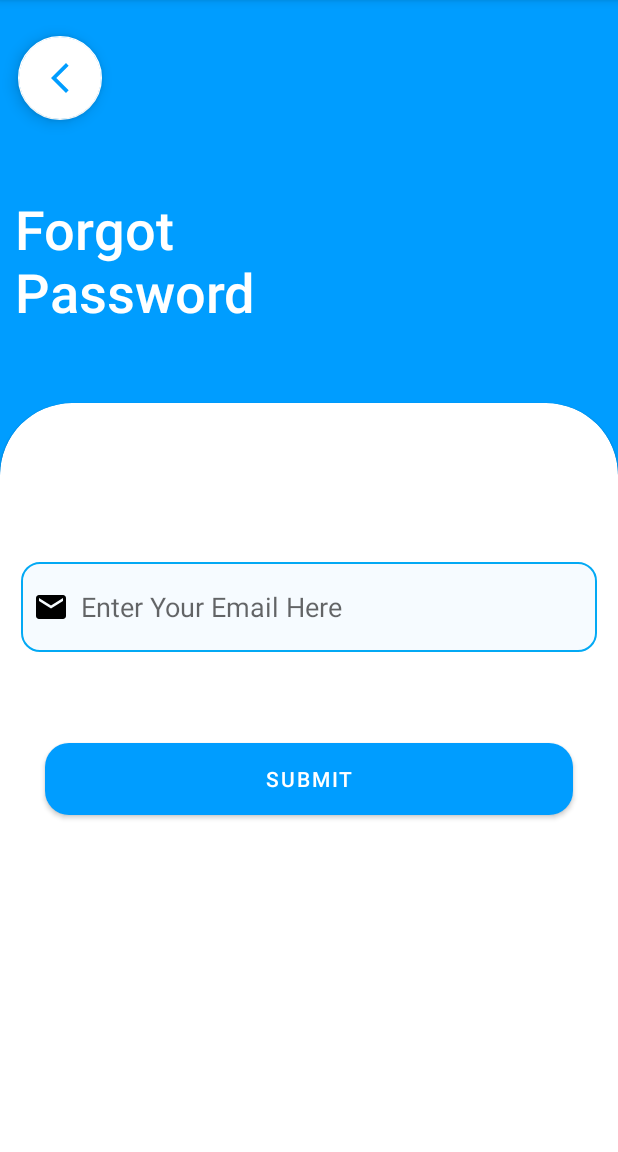
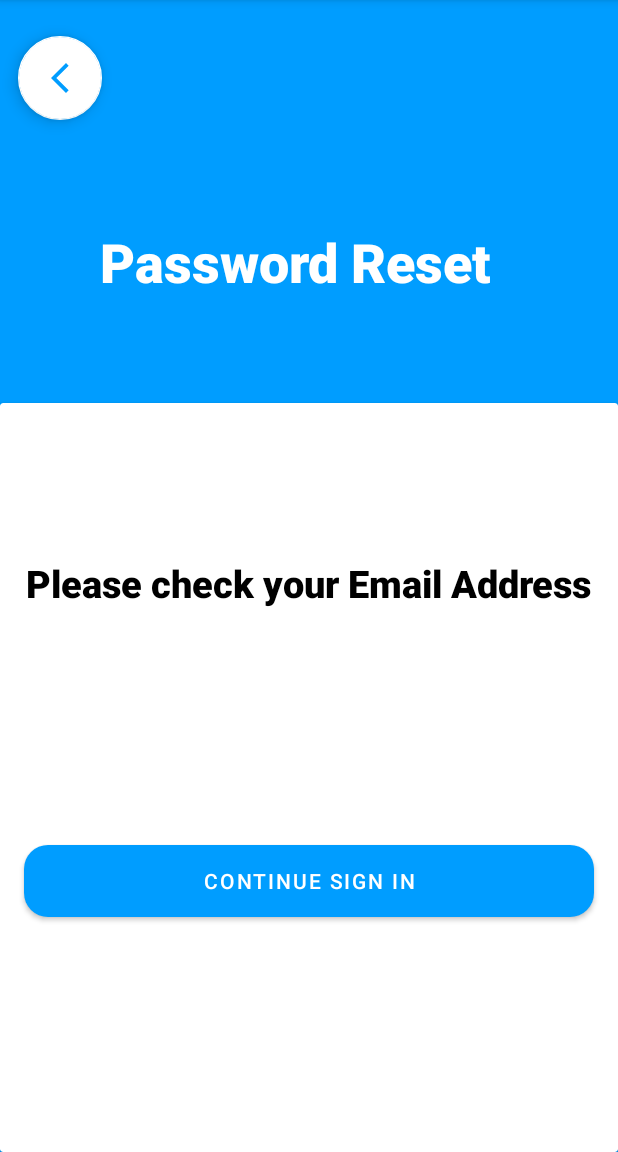
Before and after one commit to IT21346668/MAD-EDUXO, an Android app: the ResetPasswordActivity screen opened directly, with no data from a screen before it, after a tap on "SUBMIT", on a phone screen of 412 x 824 dp, the part 84-1236 px from its top. Run offline under Robolectric (Android 15) with nearby library versions, the light colour scheme and no system bars; our stand-ins replace Firebase (no records; nobody signed in at launch, a user with empty details on screens opened directly).

Commit message:
initial commit

```diff
--- a/app/src/main/AndroidManifest.xml
+++ b/app/src/main/AndroidManifest.xml
@@ -11,6 +11,9 @@
         android:supportsRtl="true"
         android:theme="@style/Theme.Login_"
         tools:targetApi="31">
+        <activity
+            android:name=".Success"
+            android:exported="false" />
         <activity
             android:name=".ResetPasswordActivity"
             android:exported="false" />
--- a/app/src/main/java/com/example/login_/ResetPasswordActivity.kt
+++ b/app/src/main/java/com/example/login_/ResetPasswordActivity.kt
@@ -13,9 +13,11 @@ class ResetPasswordActivity : AppCompatActivity() {
 
     private lateinit var etPassword:EditText
     private lateinit var btnReset:Button
-    //new
+    private lateinit var btn_reset:Button
+
     private lateinit var Fab_Back:FloatingActionButton
 
+    //provides authentication functionality using Firebase.
     private lateinit var firebaseAuth: FirebaseAuth
 
     override fun onCreate(savedInstanceState: Bundle?) {
@@ -31,10 +33,14 @@ class ResetPasswordActivity : AppCompatActivity() {
         btnReset.setOnClickListener {
 
             val sPassword =  etPassword.text.toString()
+
+            //If the password reset email is sent successfully, the addOnSuccessListener method is called
             firebaseAuth.sendPasswordResetEmail(sPassword)
                 .addOnSuccessListener {
                     Toast.makeText(this, "plaese check your Email" , Toast.LENGTH_SHORT).show()
                 }
+                    //if the problem occurs while sending the Email ,displays an error message to the user using a
+                // Toast notification
                 .addOnFailureListener{
                     Toast.makeText(this, it.toString(), Toast.LENGTH_SHORT).show()
                 }
@@ -49,6 +55,16 @@ class ResetPasswordActivity : AppCompatActivity() {
             startActivity(intent)
         }
 
+        //new B
+        btn_reset = findViewById(R.id.btn_reset)
+
+        btn_reset.setOnClickListener{
+
+            val intent = Intent(this , Success::class.java)
+            startActivity(intent)
+        }
+
+
 
     }
 }
--- /dev/null
+++ b/app/src/main/java/com/example/login_/Success.kt
@@ -0,0 +1,44 @@
+package com.example.login_
+
+import android.content.Intent
+import androidx.appcompat.app.AppCompatActivity
+import android.os.Bundle
+import android.widget.Button
+import com.example.login_.R.id.button_1
+import com.google.android.material.floatingactionbutton.FloatingActionButton
+
+class Success : AppCompatActivity() {
+
+    private lateinit var button_1:Button
+    private lateinit var floatingActionButton2: FloatingActionButton
+
+
+    override fun onCreate(savedInstanceState: Bundle?) {
+        super.onCreate(savedInstanceState)
+        setContentView(R.layout.activity_success)
+
+
+
+
+        //new added
+        button_1 = findViewById(R.id.button_1)
+
+        button_1.setOnClickListener{
+
+            val intent = Intent(this , login::class.java)
+            startActivity(intent)
+
+        }
+
+        //new fab
+        floatingActionButton2 = findViewById(R.id.floatingActionButton2)
+
+        floatingActionButton2.setOnClickListener{
+
+            val intent = Intent(this , ResetPasswordActivity::class.java)
+            startActivity(intent)
+
+        }
+
+    }
+}
--- a/app/src/main/java/com/example/login_/signup.kt
+++ b/app/src/main/java/com/example/login_/signup.kt
@@ -26,8 +26,9 @@ class signup : AppCompatActivity() {
         binding = ActivitySignupBinding.inflate(layoutInflater)
     setContentView(binding.root)
 
+        //provides authentication functionality using Firebase.
+        firebaseAuth = FirebaseAuth.getInstance()
 
-        firebaseAuth = FirebaseAuth.getInstance()
         binding.textView.setOnClickListener{
             val intent = Intent(this , signup::class.java)
             startActivity(intent)
@@ -41,10 +42,16 @@ class signup : AppCompatActivity() {
             val pass = binding.etpassword.text.toString()
             val confirmpass = binding.etCpass.text.toString()
 
+
+            //check whether all the filed are not empty
             if(name.isNotEmpty() && email.isNotEmpty() && phone.isNotEmpty() && pass.isNotEmpty() && confirmpass.isNotEmpty()){
+
+                //check whether the password and confirm password match
                 if(pass == confirmpass){
 
                     firebaseAuth.createUserWithEmailAndPassword(email , pass).addOnCompleteListener{
+
+                        //if user creation successfully,it launches the signup activity
                         if(it.isSuccessful){
                             val intent = Intent(this , signup::class.java)
                             startActivity(intent)
@@ -56,6 +63,7 @@ class signup : AppCompatActivity() {
 
                     }
 
+                    // If the password and confirm password do not match.this toast message will display
                 }else{
                     Toast.makeText(this , "password is not matching" , Toast.LENGTH_SHORT).show()
                 }
@@ -65,7 +73,7 @@ class signup : AppCompatActivity() {
 
 
         }
-        //example
+        //new added
         floatingActionButton = findViewById(R.id.floatingActionButton)
 
         floatingActionButton.setOnClickListener{
--- /dev/null
+++ b/app/src/main/res/layout/activity_success.xml
@@ -0,0 +1,90 @@
+<?xml version="1.0" encoding="utf-8"?>
+<androidx.constraintlayout.widget.ConstraintLayout xmlns:android="http://schemas.android.com/apk/res/android"
+    xmlns:app="http://schemas.android.com/apk/res-auto"
+    xmlns:tools="http://schemas.android.com/tools"
+    android:layout_width="match_parent"
+    android:layout_height="match_parent"
+    android:background="@color/app_theme"
+    tools:context=".MainActivity">
+
+    <androidx.constraintlayout.widget.Guideline
+        android:id="@+id/guideline"
+        android:layout_width="wrap_content"
+        android:layout_height="wrap_content"
+        android:orientation="horizontal"
+        app:layout_constraintGuide_percent="0.35" />
+
+    <com.google.android.material.floatingactionbutton.FloatingActionButton
+        android:id="@+id/floatingActionButton2"
+        android:layout_width="wrap_content"
+        android:layout_height="wrap_content"
+        android:layout_marginStart="12dp"
+        android:layout_marginTop="24dp"
+        android:clickable="true"
+        app:tint="@color/app_theme"
+        app:backgroundTint="@color/white"
+        app:layout_constraintStart_toStartOf="parent"
+        app:layout_constraintTop_toTopOf="parent"
+        app:srcCompat="@drawable/baseline_arrow_back_ios_new_24" />
+
+    <TextView
+        android:id="@+id/textView"
+        android:layout_width="wrap_content"
+        android:layout_height="wrap_content"
+        android:layout_marginEnd="30dp"
+        android:fontFamily="sans-serif-medium"
+        android:text="Password Reset"
+        android:textColor="@color/white"
+        android:textSize="36dp"
+        android:textStyle="bold"
+        app:layout_constraintBottom_toTopOf="@+id/guideline"
+        app:layout_constraintEnd_toEndOf="parent"
+        app:layout_constraintStart_toStartOf="@+id/floatingActionButton2"
+        app:layout_constraintTop_toBottomOf="@+id/floatingActionButton2" />
+
+    <androidx.cardview.widget.CardView
+        android:id="@+id/cardView"
+        android:layout_width="match_parent"
+        android:layout_height="0dp"
+        app:layout_constraintBottom_toBottomOf="parent"
+        app:layout_constraintEnd_toEndOf="parent"
+        app:layout_constraintStart_toStartOf="parent"
+        app:layout_constraintTop_toTopOf="@+id/guideline">
+
+        <androidx.constraintlayout.widget.ConstraintLayout
+            android:layout_width="match_parent"
+            android:layout_height="match_parent">
+
+            <TextView
+                android:id="@+id/textView4"
+                android:layout_width="wrap_content"
+                android:layout_height="wrap_content"
+                android:layout_marginTop="90dp"
+                android:layout_marginBottom="350dp"
+                android:fontFamily="sans-serif-medium"
+                android:text="Please check your Email Address"
+                android:textColor="@color/black"
+                android:textSize="25dp"
+                android:textStyle="bold"
+                app:layout_constraintBottom_toBottomOf="parent"
+                app:layout_constraintEnd_toEndOf="parent"
+                app:layout_constraintStart_toStartOf="parent"
+                app:layout_constraintTop_toTopOf="parent" />
+
+            <Button
+                android:id="@+id/button_1"
+                android:layout_width="0dp"
+                android:layout_height="60dp"
+                android:layout_marginStart="16dp"
+                android:layout_marginEnd="16dp"
+                android:text="Continue Sign in"
+                app:backgroundTint="@color/app_theme"
+                app:cornerRadius="16dp"
+                app:layout_constraintBottom_toBottomOf="parent"
+                app:layout_constraintEnd_toEndOf="parent"
+                app:layout_constraintStart_toStartOf="parent"
+                app:layout_constraintTop_toBottomOf="@+id/textView4" />
+
+        </androidx.constraintlayout.widget.ConstraintLayout>
+    </androidx.cardview.widget.CardView>
+</androidx.constraintlayout.widget.ConstraintLayout>
```
Also changed, not shown: app/src/main/java/com/example/login_/login.kt (+6 -3 lines).
